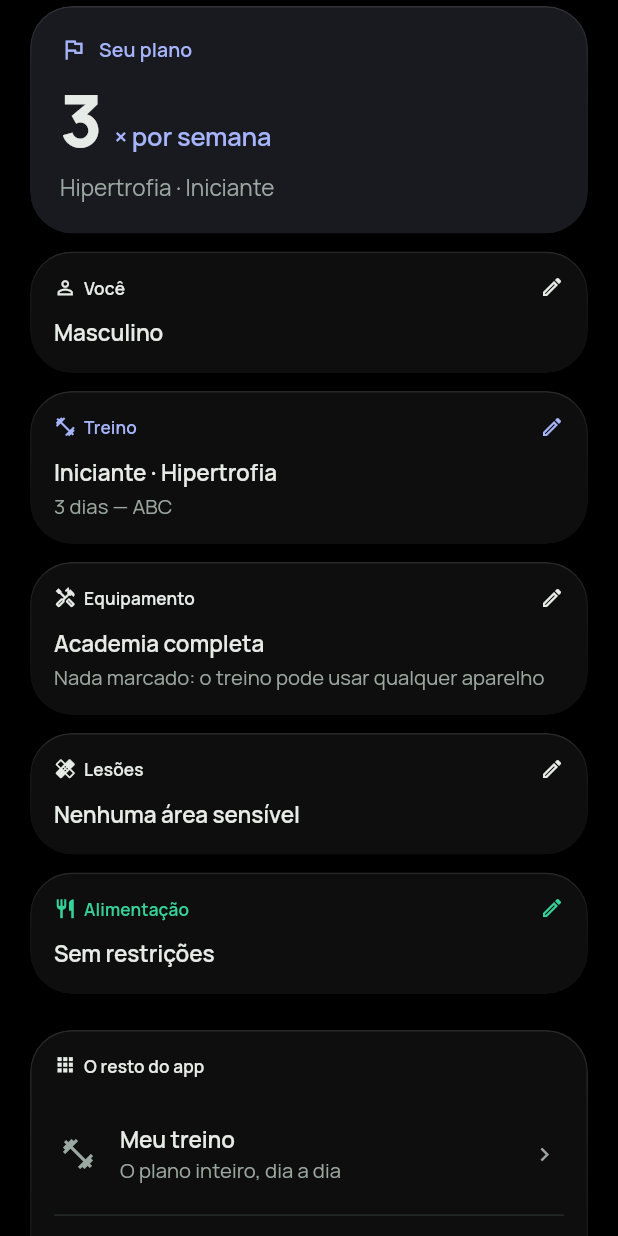
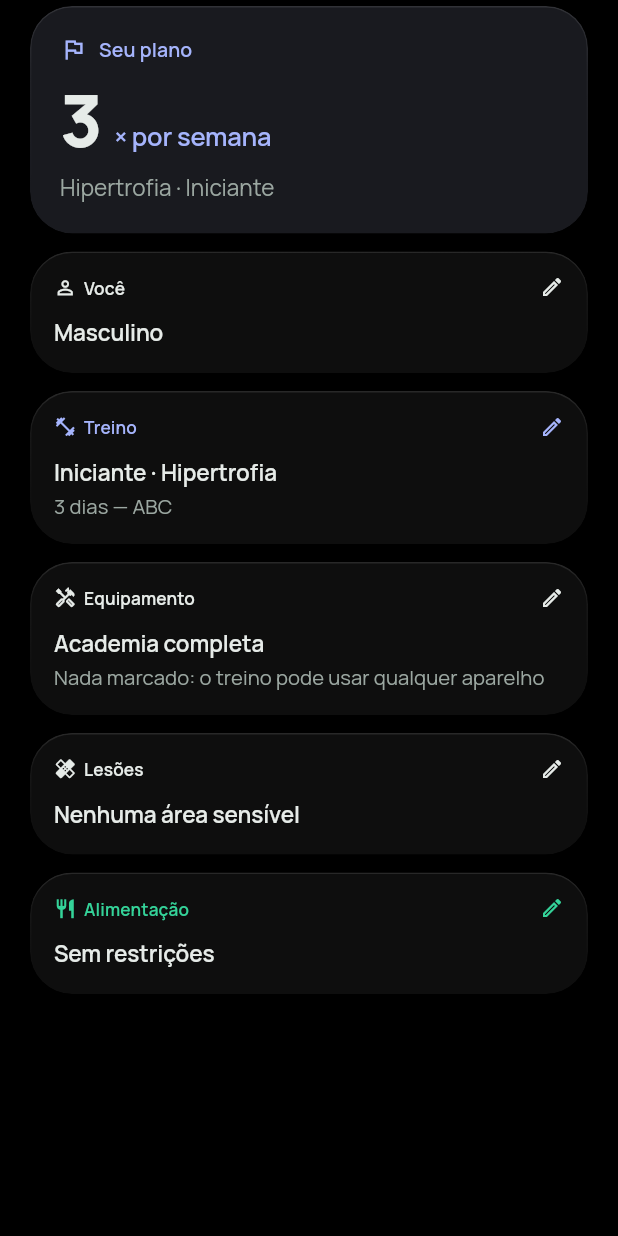
Before and after one commit to uWillianG/MyoTrack_Mobile, a Flutter app: the _Summary widget shown alone on an empty page, opened directly with empty values, on a phone screen of 412 x 824 dp. Run offline on Flutter 3.47's test engine with Material 3 defaults, Android fonts, the phone set to English and light mode, and no system bars; our stand-ins replace dio, drift, fl_chart, flutter_image_compress, flutter_local_notifications, flutter_riverpod and 10 more; missing offline and left inert: workmanager; accounts and stored records are empty; generated files the repository leaves out were written again; network calls fail; statements that could not run were skipped.

Commit message:
A captura rápida perde o treino, e o perfil deixa de ser um índice do app
A folha que abre no botão "Registrar" existe para o que se resolve no meio do
dia: fotografar o prato, gravar a execução, anotar o peso. "Registrar treino"
estava ali junto e não é a mesma coisa — lançar séries e cargas é uma sessão
inteira de digitação, e a folha prometia rapidez para uma tela que não tem como
ser rápida. Ela continua a um toque na folha do avatar e no botão do herói do
Progresso, que é de onde se sai para treinar.

No perfil saiu a seção "O resto do app". Ela repetia a lista de destinos da
folha do avatar, e a repetição custava dos dois lados: quem abria o perfil para
mudar o objetivo encontrava um índice do app inteiro embaixo das próprias
medidas, e uma lista escrita à mão em dois lugares divergiria na primeira tela
nova. `accountDestinations` continua em arquivo próprio — é o mapa do app, e não
o desenho de uma folha —, mas agora quem o mostra é só o avatar.

Com a seção foram junto o widget que a desenhava, quatro imports e o
`ref.watch(reviewableKindsProvider)` que decidia se a fila de revisão aparecia;
`_Summary` virou `StatelessWidget`. Os dois testes que fixavam a seção deixaram
de ter objeto, e o `pump` do teste do perfil deixou de precisar de um `GoRouter`
de verdade: nada mais na tela navega.

Co-Authored-By: Claude Opus 5 <noreply@anthropic.com>
Claude-Session: https://claude.ai/code/session_01W42r4EcJd4JMN3n93n9KCd

```diff
--- a/app/lib/features/profile/profile_page.dart
+++ b/app/lib/features/profile/profile_page.dart
@@ -1,14 +1,10 @@
 import 'package:flutter/material.dart';
 import 'package:flutter_riverpod/flutter_riverpod.dart';
-import 'package:go_router/go_router.dart';
 
 import '../../core/design/blocks.dart';
 import '../../core/design/tokens.dart';
-import '../../core/router.dart';
 import '../../core/widgets/blocks.dart';
 import '../dashboard/dashboard_controller.dart';
-import '../home/account_destinations.dart';
-import '../reviews/review_controller.dart';
 import 'data/profile_models.dart';
 import 'onboarding_controller.dart';
 import 'widgets/profile_editors.dart';
@@ -221,10 +217,10 @@ class _Consent extends StatelessWidget {
 }
 
 // ---------------------------------------------------------------------------------------
-// Resumo: o que está salvo, e a porta para o resto do app
+// Resumo: o que está salvo
 // ---------------------------------------------------------------------------------------
 
-class _Summary extends ConsumerWidget {
+class _Summary extends StatelessWidget {
   const _Summary({required this.state, required this.weightKg});
 
   final OnboardingState state;
@@ -233,12 +229,10 @@ class _Summary extends ConsumerWidget {
   final String weightKg;
 
   @override
-  Widget build(BuildContext context, WidgetRef ref) {
+  Widget build(BuildContext context) {
     final theme = Theme.of(context);
     final brightness = theme.brightness;
     final form = state.form;
-    final canReview =
-        ref.watch(reviewableKindsProvider).valueOrNull?.isNotEmpty ?? false;
 
     return ListView(
       padding: const EdgeInsets.fromLTRB(
@@ -274,19 +268,6 @@ class _Summary extends ConsumerWidget {
             ),
           ),
         ],
-        const SizedBox(height: Space.xl),
-        // A gaveta do avatar, aqui também. Perfil é onde a pessoa **procura** conta,
-        // assinatura e configuração; o avatar da Hoje é o atalho de quem já está no meio de
-        // outra coisa. A lista vem de um lugar só para as duas nunca divergirem.
-        _Destinations(
-          destinations: [
-            // Menos o próprio Perfil, que entrou na lista quando saiu da barra de abas: um
-            // item levando à tela em que a pessoa já está é um beco.
-            for (final destination in accountDestinations)
-              if (destination.route != Routes.profile) destination,
-            if (canReview) reviewDestination,
-          ],
-        ),
       ],
     );
   }
@@ -315,45 +296,6 @@ class _SummaryLines extends StatelessWidget {
             ),
           ),
       ],
-    );
-  }
-}
-
-class _Destinations extends StatelessWidget {
-  const _Destinations({required this.destinations});
-
-  final List<AccountDestination> destinations;
-
-  @override
-  Widget build(BuildContext context) {
-    final theme = Theme.of(context);
-    final scheme = theme.colorScheme;
-
-    return BlockSection(
-      colors: Blocks.neutral(scheme),
-      label: 'O resto do app',
-      icon: Icons.apps,
-      padding: EdgeInsets.zero,
-      child: Column(
-        children: [
-          for (var i = 0; i < destinations.length; i++) ...[
-            if (i > 0)
-              Divider(
-                height: 1,
-                indent: Space.md,
-                endIndent: Space.md,
-                color: scheme.outlineVariant,
-              ),
-            ListTile(
-              leading: Icon(destinations[i].icon),
-              title: Text(destinations[i].title),
-              subtitle: Text(destinations[i].subtitle),
-              trailing: const Icon(Icons.chevron_right, size: 18),
-              onTap: () => context.push(destinations[i].route),
-            ),
-          ],
-        ],
-      ),
     );
   }
 }
```
Also changed, not shown: app/lib/features/home/account_destinations.dart (+5 -5 lines), app/lib/features/home/home_page.dart (+11 -17 lines), 1 other file.
